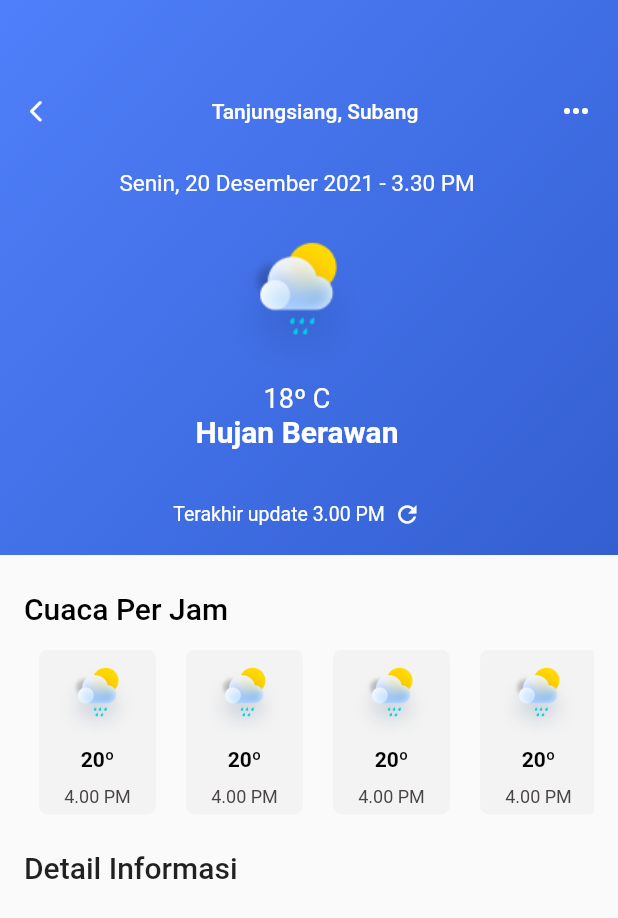
After one commit to beyzauyanksoy/HavaDurumu_App, a Flutter app: the screen it shows after launch, after a tap on "Senin, 20 Desember 2021", on a phone screen of 412 x 824 dp. The commit adds this screen. Shown: the top 918 px of the screen. Run offline on Flutter 3.47's test engine with Material 2 defaults, Android fonts, the phone set to English and light mode, and no system bars.

Commit message:
detail sayfası oluşturulmaya başlandı

```diff
--- /dev/null
+++ b/lib/detail_page.dart
@@ -0,0 +1,190 @@
+import 'package:flutter/material.dart';
+import 'package:flutter/src/widgets/container.dart';
+import 'package:flutter/src/widgets/framework.dart';
+
+class DetailPage extends StatefulWidget {
+  const DetailPage({super.key});
+
+  @override
+  State<DetailPage> createState() => _DetailPageState();
+}
+
+class _DetailPageState extends State<DetailPage> {
+  @override
+  Widget build(BuildContext context) {
+    return Scaffold(
+      body: Column(
+        children: [
+          Container(
+            width: double.infinity,
+            height: 370,
+            decoration: const BoxDecoration(
+              gradient: LinearGradient(
+                  begin: Alignment.topLeft,
+                  end: Alignment.bottomRight,
+                  colors: [
+                    Color(0xff4F7FFA),
+                    Color(0xff335FD1),
+                  ]),
+            ),
+            child: Padding(
+              padding: const EdgeInsets.only(top: 50, right: 16),
+              child: Column(
+                children: [
+                  Container(
+                    child: Row(
+                      mainAxisAlignment: MainAxisAlignment.spaceBetween,
+                      children: [
+                        IconButton(
+                          onPressed: () {},
+                          icon: const Icon(
+                            Icons.arrow_back_ios_new_rounded,
+                            color: Colors.white,
+                            size: 17,
+                          ),
+                        ),
+                        const Text(
+                          "Tanjungsiang, Subang",
+                          style: TextStyle(
+                            color: Colors.white,
+                            fontSize: 14.0,
+                            fontWeight: FontWeight.w500,
+                          ),
+                        ),
+                        const Icon(
+                          Icons.more_horiz_outlined,
+                          color: Colors.white,
+                          size: 24.0,
+                        ),
+                      ],
+                    ),
+                  ),
+                  SizedBox(
+                    height: 15,
+                  ),
+                  const Text(
+                    "Senin, 20 Desember 2021 - 3.30 PM",
+                    style: TextStyle(color: Colors.white, fontSize: 15.0),
+                  ),
+                  SizedBox(
+                    height: 24,
+                  ),
+                  Image.asset("assets/partly_cloudy.png"),
+                  const Text(
+                    "18º C",
+                    style: TextStyle(
+                      color: Colors.white,
+                      fontSize: 18.0,
+                    ),
+                  ),
+                  const Text(
+                    "Hujan Berawan",
+                    style: TextStyle(
+                        color: Colors.white,
+                        fontSize: 20.0,
+                        fontWeight: FontWeight.w600),
+                  ),
+                  SizedBox(
+                    height: 35,
+                  ),
+                  Row(
+                    mainAxisAlignment: MainAxisAlignment.center,
+                    children: const [
+                      Text(
+                        "Terakhir update 3.00 PM",
+                        style: TextStyle(
+                          color: Colors.white,
+                          fontSize: 13.0,
+                        ),
+                      ),
+                      SizedBox(
+                        width: 6,
+                      ),
+                      Icon(
+                        Icons.refresh,
+                        size: 18,
+                        color: Colors.white,
+                      ),
+                    ],
+                  ),
+                ],
+              ),
+            ),
+          ),
+          Padding(
+            padding: const EdgeInsets.only(top: 24, left: 16),
+            child: Container(
+              width: double.infinity,
+              child: Text(
+                "Cuaca Per Jam",
+                style: TextStyle(
+                    color: Colors.black,
+                    fontSize: 20.0,
+                    fontWeight: FontWeight.w500),
+              ),
+            ),
+          ),
+          Padding(
+            padding: const EdgeInsets.only(top: 16, right: 16, left: 16),
+            child: Container(
+              height: 110,
+              // color: Colors.blue,
+              child: ListView.builder(
+                scrollDirection: Axis.horizontal,
+                itemCount: 20,
+                itemBuilder: (context, index) {
+                  return Container(
+                    margin: const EdgeInsets.symmetric(
+                      horizontal: 10.0,
+                    ),
+                    width: 78.0,
+                    decoration: BoxDecoration(
+                        color: const Color(0xffF3F3F3),
+                        borderRadius: BorderRadius.circular(6)),
+                    child: Column(
+                      crossAxisAlignment: CrossAxisAlignment.center,
+                      mainAxisAlignment: MainAxisAlignment.center,
+                      children: [
+                        Container(
+                          width: 60,
+                          height: 60,
+                          child: Image.asset("assets/partly_cloudy.png"),
+                        ),
+                        const Text(
+                          "20º",
+                          style: TextStyle(
+                              color: Colors.black,
+                              fontSize: 14.0,
+                              fontWeight: FontWeight.w600),
+                        ),
+                        const SizedBox(
+                          height: 10.0,
+                        ),
+                        const Text(
+                          "4.00 PM",
+                          style: TextStyle(
+                              color: Color(0xff494343),
+                              fontSize: 12.0,
+                              fontWeight: FontWeight.w400),
+                        ),
+                      ],
+                    ),
+                  );
+                },
+              ),
+            ),
+          ),
+          Padding(
+            padding: const EdgeInsets.only(top: 24, left: 16),
+            child: Container(
+                width: double.infinity,
+                child: Text(
+                  'Detail Informasi',
+                  style: TextStyle(fontSize: 20, fontWeight: FontWeight.w500),
+                )),
+          )
+        ],
+      ),
+    );
+  }
+}
--- a/lib/home_page.dart
+++ b/lib/home_page.dart
@@ -1,6 +1,8 @@
 import 'package:flutter/material.dart';
 import 'package:flutter/src/widgets/container.dart';
 import 'package:flutter/src/widgets/framework.dart';
+
+import 'detail_page.dart';
 
 class HomePage extends StatefulWidget {
   HomePage({super.key});
@@ -74,6 +76,13 @@ class _HomePageState extends State<HomePage> {
               ),
               Padding(
                 padding: const EdgeInsets.only(top: 15),
+                child: GestureDetector(
+                  onTap: () {
+                    Navigator.push(
+                      context,
+                      MaterialPageRoute(builder: (context) => DetailPage()),
+                    );
+                  },
                   child: Container(
                     width: 340,
                     height: 190,
@@ -84,20 +93,20 @@ class _HomePageState extends State<HomePage> {
                     child: Column(
                       children: [
                         Padding(
-                        padding:
-                            const EdgeInsets.only(top: 15, left: 18, right: 18),
+                          padding: const EdgeInsets.only(
+                              top: 15, left: 18, right: 18),
                           child: Row(
                             mainAxisAlignment: MainAxisAlignment.spaceBetween,
                             children: [
                               Text(
                                 "Senin, 20 Desember 2021",
-                              style:
-                                  TextStyle(color: Colors.white, fontSize: 15),
+                                style: TextStyle(
+                                    color: Colors.white, fontSize: 15),
                               ),
                               Text(
                                 "3.30 PM",
-                              style:
-                                  TextStyle(color: Colors.white, fontSize: 15),
+                                style: TextStyle(
+                                    color: Colors.white, fontSize: 15),
                               )
                             ],
                           ),
@@ -119,7 +128,8 @@ class _HomePageState extends State<HomePage> {
                                         child: Text(
                                           "18°C",
                                           style: TextStyle(
-                                            color: Colors.white, fontSize: 20),
+                                              color: Colors.white,
+                                              fontSize: 20),
                                         ),
                                       ),
                                       Text(
@@ -158,6 +168,7 @@ class _HomePageState extends State<HomePage> {
                           ),
                         )
                       ],
+                    ),
                   ),
                 ),
               ),
@@ -258,9 +269,7 @@ class _HomePageState extends State<HomePage> {
                     child: Container(
                       decoration: BoxDecoration(
                           color: Color(0xffD2DFFF),
-                             borderRadius: BorderRadius.circular(10)
-                      ),
-
+                          borderRadius: BorderRadius.circular(10)),
                       child: Row(
                         mainAxisAlignment: MainAxisAlignment.spaceBetween,
                         children: [
@@ -288,9 +297,15 @@ class _HomePageState extends State<HomePage> {
                                 Padding(
                                   padding: const EdgeInsets.only(left: 20),
                                   child: Column(
-                                    crossAxisAlignment: CrossAxisAlignment.start,
+                                    crossAxisAlignment:
+                                        CrossAxisAlignment.start,
                                     children: [
-                                      Text('Selasa',style: TextStyle(fontWeight:FontWeight.w600 ,fontSize: 15),),
+                                      Text(
+                                        'Selasa',
+                                        style: TextStyle(
+                                            fontWeight: FontWeight.w600,
+                                            fontSize: 15),
+                                      ),
                                       Padding(
                                         padding: const EdgeInsets.only(top: 5),
                                         child: Text('Hujan petir'),
@@ -310,7 +325,12 @@ class _HomePageState extends State<HomePage> {
                                 mainAxisAlignment:
                                     MainAxisAlignment.spaceBetween,
                                 children: [
-                                  Text("19º C",style: TextStyle(fontWeight:FontWeight.w600 ,fontSize: 14),),
+                                  Text(
+                                    "19º C",
+                                    style: TextStyle(
+                                        fontWeight: FontWeight.w600,
+                                        fontSize: 14),
+                                  ),
                                   Icon(Icons.arrow_right),
                                 ],
                               ),
--- a/pubspec.yaml
+++ b/pubspec.yaml
@@ -3,7 +3,7 @@ description: A new Flutter project.
 
 # The following line prevents the package from being accidentally published to
 # pub.dev using `flutter pub publish`. This is preferred for private packages.
-publish_to: 'none' # Remove this line if you wish to publish to pub.dev
+publish_to: "none" # Remove this line if you wish to publish to pub.dev
 
 # The following defines the version and build number for your application.
 # A version number is three numbers separated by dots, like 1.2.43
@@ -20,7 +20,7 @@ publish_to: 'none' # Remove this line if you wish to publish to pub.dev
 version: 1.0.0+1
 
 environment:
-  sdk: '>=2.18.2 <3.0.0'
+  sdk: ">=2.18.2 <3.0.0"
 
 # Dependencies specify other packages that your package needs in order to work.
 # To automatically upgrade your package dependencies to the latest versions
@@ -31,7 +31,6 @@ environment:
 dependencies:
   flutter:
     sdk: flutter
-
 
   # The following adds the Cupertino Icons font to your application.
   # Use with the CupertinoIcons class for iOS style icons.
@@ -53,7 +52,6 @@ dev_dependencies:
 
 # The following section is specific to Flutter packages.
 flutter:
-
   # The following line ensures that the Material Icons font is
   # included with your application, so that you can use the icons in
   # the material Icons class.
```
Also changed, not shown: assets/cloudy.png (deleted). Lines whose indentation alone changed are shown as unchanged.
